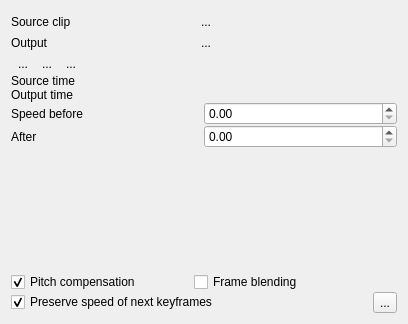
Before: the Qt Designer form src/ui/timeremap_ui.ui in KDE/kdenlive, drawn with Qt 5.
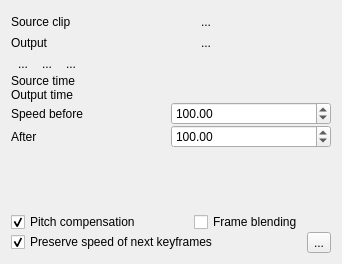
After: the same form once the commit is applied. Icons and pictures are not drawn.

Commit message: Time remap: display negative speed where it makes sense

```diff
--- a/src/ui/timeremap_ui.ui
+++ b/src/ui/timeremap_ui.ui
@@ -6,8 +6,8 @@
    <rect>
     <x>0</x>
     <y>0</y>
-    <width>408</width>
-    <height>324</height>
+    <width>342</width>
+    <height>264</height>
    </rect>
   </property>
   <property name="windowTitle">
@@ -87,9 +87,15 @@
         </item>
         <item>
          <widget class="QDoubleSpinBox" name="speedBefore">
+          <property name="minimum">
+           <double>-100000.000000000000000</double>
+          </property>
           <property name="maximum">
            <double>100000.000000000000000</double>
           </property>
+          <property name="value">
+           <double>100.000000000000000</double>
+          </property>
          </widget>
         </item>
        </layout>
@@ -105,9 +111,15 @@
         </item>
         <item>
          <widget class="QDoubleSpinBox" name="speedAfter">
+          <property name="minimum">
+           <double>-100000.000000000000000</double>
+          </property>
           <property name="maximum">
            <double>100000.000000000000000</double>
           </property>
+          <property name="value">
+           <double>100.000000000000000</double>
+          </property>
          </widget>
         </item>
        </layout>
```
Left out of the diff: 3 changed lines with no effect on the pictures. The commit also changes 2 other files.
